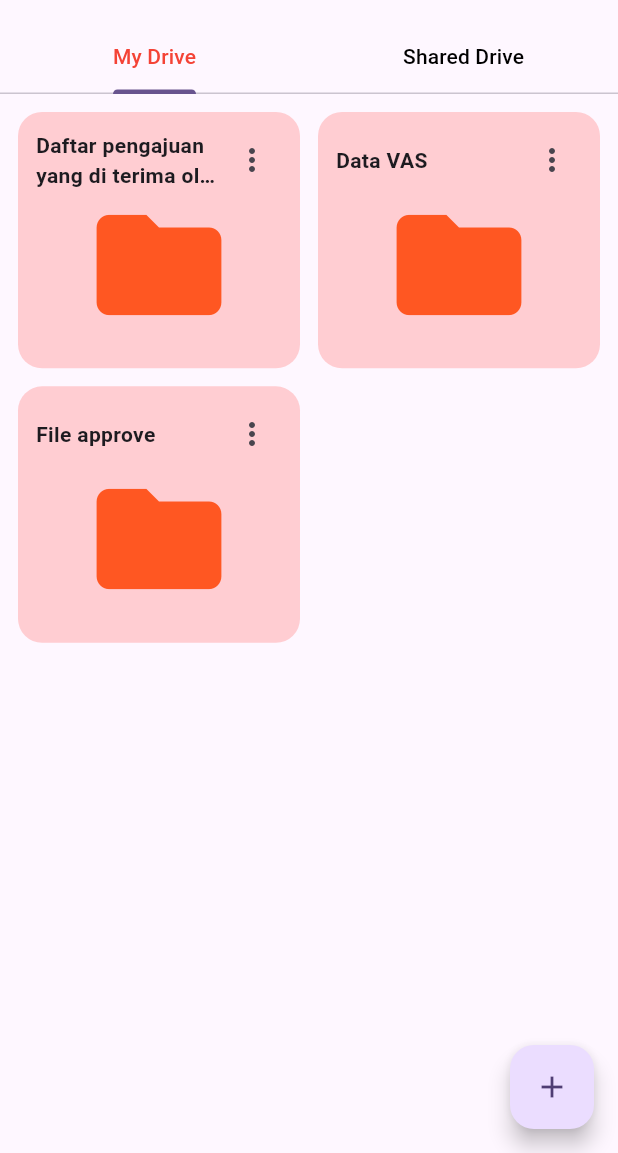
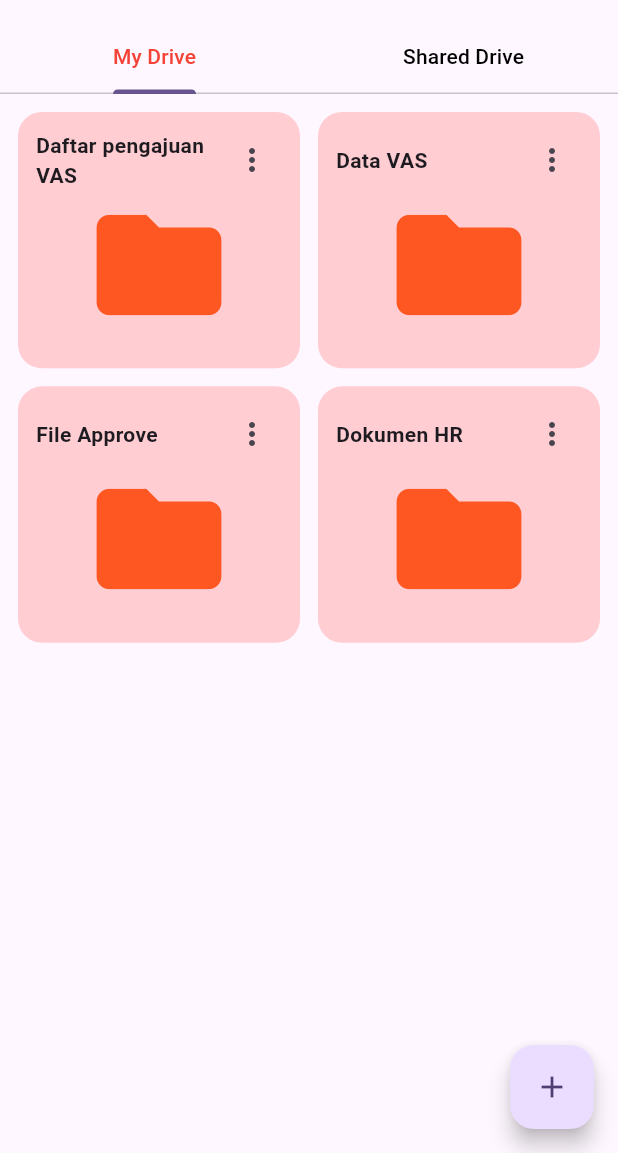
Before and after one commit to davamr2533/magang_vas_mobile, a Flutter app: the DriveHome screen opened directly, on a phone screen of 412 x 824 dp, the part 83-1236 px from its top. Run offline on Flutter 3.47's test engine with Material 3 defaults, Android fonts, the phone set to English and light mode, and no system bars; our stand-ins replace dio, equatable, fl_chart, flutter_bloc, flutter_iconly, flutter_spinkit and 5 more; missing offline and left inert: tbib_splash_screen; accounts and stored records are empty; generated files the repository leaves out were written again.

Commit message:
update struktur folder vas drive

```diff
--- a/lib/screen/drive/drive_home.dart
+++ b/lib/screen/drive/drive_home.dart
@@ -1,15 +1,19 @@
+import 'dart:convert';
+
 import 'package:flutter/material.dart';
 import 'package:flutter_bloc/flutter_bloc.dart';
 import 'package:flutter_iconly/flutter_iconly.dart';
 import 'package:google_fonts/google_fonts.dart';
 import 'package:vas_reporting/base/amikom_color.dart';
 import 'package:vas_reporting/screen/drive/folder_page.dart';
+import 'package:vas_reporting/screen/drive/template/DriveGrid.dart';
 import 'package:vas_reporting/tools/routing.dart';
 
 import '../../data/cubit/get_data/get_data_cubit.dart';
 import '../../data/model/response/get_data_response.dart' as GetDataResponse;
 import '../../tools/popup.dart';
 import '../../utllis/app_shared_prefs.dart';
+import 'folder_model.dart';
 
 class DriveHome extends StatefulWidget {
   const DriveHome({super.key});
@@ -26,10 +30,12 @@ class _DriveHomeState extends State<DriveHome> {
   String? divisi;
   String? jabatan;
   String? token;
+  String query ="";
   bool isLoading = false;
 
   List<GetDataResponse.Data> getData = [];
   List<GetDataResponse.Data> getDeadline = [];
+  List<FolderModel> folders =[];
   GetDataResponse.Data? deadline;
 
   late GetDataCubit getDataCubit;
@@ -38,36 +44,36 @@ class _DriveHomeState extends State<DriveHome> {
   @override
   void initState() {
     super.initState();
-    getDataCubit = context.read<GetDataCubit>();
-    fetchData();
+    fetchDummyData();
   }
 
-  void fetchData() async {
-    token = await SharedPref.getToken();
-    name = await SharedPref.getName();
-    divisi = await SharedPref.getDivisi();
-    jabatan = await SharedPref.getPosition();
+  Future<void> fetchDummyData() async {
 
-    setState(() {});
-  }
+    // Dummy JSON
+    const dummyJson = '''
+    [
+      {"id": 1, "namaFolder": "Daftar pengajuan VAS", "createdAt": "2025-09-01"},
+      {"id": 2, "namaFolder": "Data VAS", "createdAt": "2025-09-10"},
+      {"id": 3, "namaFolder": "File Approve", "createdAt": "2025-09-15"},
+      {"id": 4, "namaFolder": "Dokumen HR", "createdAt": "2025-09-20"}
+    ]
+    ''';
 
-  void _onItemTapped(int index) {
+    final List<dynamic> jsonData = jsonDecode(dummyJson);
+    final fetchedFolders =
+    jsonData.map((e) => FolderModel.fromJson(e)).toList();
+
     setState(() {
-      _selectedIndex = index;
+      folders = fetchedFolders;
+      isLoading = false;
     });
   }
-
-  List<String> folders = [
-    "Daftar pengajuan yang di terima oleh VAS",
-    "Data VAS",
-    "File approve",
-  ];
-  String query = "";
 
   @override
   Widget build(BuildContext context) {
     final filtered = folders
-        .where((f) => f.toLowerCase().contains(query.toLowerCase()))
+        .where((f) =>
+        f.namaFolder.toLowerCase().contains(query.toLowerCase()))
         .toList();
 
     return DefaultTabController(
@@ -223,7 +229,15 @@ class _DriveHomeState extends State<DriveHome> {
             Expanded(
               child: TabBarView(
                 children: [
-                  _buildDrive(context, filtered, false),
+                  DriveGrid(
+                    items: filtered.map((f) => f.namaFolder).toList(),
+                    isList: false,
+                    onFolderTap: (folderName) {
+                      Navigator.of(context).push(
+                        routingPage(FolderPage(folderName: folderName)),
+                      );
+                    },
+                  ),
                   const Center(child: Text("Shared Drive Content")),
                 ],
               ),
@@ -234,7 +248,11 @@ class _DriveHomeState extends State<DriveHome> {
         floatingActionButton: FloatingActionButton(
           onPressed: () {
             setState(() {
-              folders.add("Folder Baru ${folders.length + 1}");
+              folders.add(FolderModel(
+                id: folders.length + 1,
+                namaFolder: "Folder Baru ${folders.length + 1}",
+                createdAt: DateTime.now().toIso8601String(),
+              ));
             });
           },
           child: const Icon(Icons.add),
@@ -242,144 +260,4 @@ class _DriveHomeState extends State<DriveHome> {
       ),
     );
   }
-
-  Widget _buildDrive(BuildContext context, List<String> items, bool isList) {
-    return Padding(
-      padding: const EdgeInsets.all(12),
-      child:
-          //isList
-          //     ? ListView.builder(
-          //         itemCount: items.length,
-          //         itemBuilder: (context, index) =>
-          //             _buildFolderCard(context, items[index], true),
-          //       )
-          //     :
-          GridView.count(
-            crossAxisCount: 2,
-            childAspectRatio: 1.1,
-            mainAxisSpacing: 12,
-            crossAxisSpacing: 12,
-            children: items
-                .map((title) => _buildFolderCard(context, title, true))
-                .toList(),
-          ),
-    );
-  }
-
-  Widget _buildFolderCard(BuildContext context, String title, bool isFolder) {
-    return InkWell(
-      borderRadius: BorderRadius.circular(16),
-      onTap: () {
-        if (isFolder) {
-          Navigator.of(context).pushReplacement(routingPage(FolderPage()));
-        }
-      },
-      child: Container(
-        decoration: BoxDecoration(
-          color: Colors.red[100],
-          borderRadius: BorderRadius.circular(16),
-        ),
-        padding: const EdgeInsets.all(12),
-        child: Column(
-          crossAxisAlignment: CrossAxisAlignment.center,
-          children: [
-            Row(
-              mainAxisAlignment: MainAxisAlignment.spaceBetween,
-              children: [
-                Expanded(
-                  child: Text(
-                    style: const TextStyle(fontWeight: FontWeight.bold),
-                    maxLines: 2,
-                    overflow: TextOverflow.ellipsis,
-                    softWrap: true,
-                    title,
-                  ),
-                ),
-
-                IconButton(
-                  icon: const Icon(Icons.more_vert),
-                  visualDensity: VisualDensity.compact,
-                  onPressed: () {
-                    showModalBottomSheet(
-                      context: context,
-                      shape: const RoundedRectangleBorder(
-                        borderRadius: BorderRadius.vertical(
-                          top: Radius.circular(16),
-                        ),
-                      ),
-                      builder: (_) => Column(
-                        mainAxisSize: MainAxisSize.min,
-                        children: [
-                          Padding(
-                            padding: const EdgeInsets.all(16),
-                            child: Row(
-                              children: [
-                                const Icon(
-                                  Icons.folder,
-                                  color: Colors.deepOrange,
-                                  size: 28,
-                                ),
-                                const SizedBox(width: 12),
-                                Expanded(
-                                  child: Text(
-                                    title,
-                                    style: const TextStyle(
-                                      fontSize: 16,
-                                      fontWeight: FontWeight.bold,
-                                    ),
-                                    overflow: TextOverflow.ellipsis,
-                                  ),
-                                ),
-                              ],
-                            ),
-                          ),
-                          const Divider(height: 1),
-                          ListTile(
-                            leading: const Icon(
-                              Icons.drive_file_rename_outline,
-                              color: Colors.deepOrange,
-                            ),
-                            title: const Text("Ganti nama"),
-                            onTap: () => Navigator.pop(context),
-                          ),
-                          ListTile(
-                            leading: const Icon(
-                              Icons.info_outline,
-                              color: Colors.deepOrange,
-                            ),
-                            title: const Text("Detail informasi"),
-                            onTap: () => Navigator.pop(context),
-                          ),
-                          ListTile(
-                            leading: const Icon(
-                              Icons.star_border,
-                              color: Colors.deepOrange,
-                            ),
-                            title: const Text("Hapus dari berbintang"),
-                            onTap: () => Navigator.pop(context),
-                          ),
-                          ListTile(
-                            leading: const Icon(
-                              Icons.delete_outline,
-                              color: Colors.deepOrange,
-                            ),
-                            title: const Text("Hapus"),
-                            onTap: () => Navigator.pop(context),
-                          ),
-                          const SizedBox(height: 8),
-                        ],
-                      ),
-                    );
-                  },
-                ),
-              ],
-            ),
-            Flexible(
-              child: Icon(Icons.folder, size: 100, color: Colors.deepOrange),
-            ),
-          ],
-        ),
-      ),
-    );
-  }
 }
--- /dev/null
+++ b/lib/screen/drive/folder_model.dart
@@ -0,0 +1,19 @@
+class FolderModel {
+  final int id;
+  final String namaFolder;
+  final String createdAt;
+
+  FolderModel({
+    required this.id,
+    required this.namaFolder,
+    required this.createdAt,
+  });
+
+  factory FolderModel.fromJson(Map<String, dynamic> json) {
+    return FolderModel(
+      id: json['id'],
+      namaFolder: json['namaFolder'],
+      createdAt: json['createdAt'],
+    );
+  }
+}
--- /dev/null
+++ b/lib/screen/drive/template/DriveGrid.dart
@@ -0,0 +1,38 @@
+import 'package:flutter/material.dart';
+
+import 'FolderCard.dart';
+
+class DriveGrid extends StatelessWidget {
+  final List<String> items;
+  final bool isList;
+  final void Function(String)? onFolderTap;
+
+  const DriveGrid({
+    super.key,
+    required this.items,
+    this.isList = false,
+    this.onFolderTap,
+  });
+
+  @override
+  Widget build(BuildContext context) {
+    return Padding(
+      padding: const EdgeInsets.all(12),
+      child: isList
+          ? ListView.builder(
+        itemCount: items.length,
+        itemBuilder: (context, index) =>
+            FolderCard(title: items[index], onTap: onFolderTap),
+      )
+          : GridView.count(
+        crossAxisCount: 2,
+        childAspectRatio: 1.1,
+        mainAxisSpacing: 12,
+        crossAxisSpacing: 12,
+        children: items
+            .map((title) => FolderCard(title: title, onTap: onFolderTap))
+            .toList(),
+      ),
+    );
+  }
+}
--- /dev/null
+++ b/lib/screen/drive/template/FolderCard.dart
@@ -0,0 +1,113 @@
+import 'package:flutter/cupertino.dart';
+import 'package:flutter/material.dart';
+
+class FolderCard extends StatelessWidget {
+  final String title;
+  final void Function(String)? onTap;
+
+  const FolderCard({super.key, required this.title, this.onTap});
+
+  @override
+  Widget build(BuildContext context) {
+    return InkWell(
+      borderRadius: BorderRadius.circular(16),
+      onTap: () => onTap?.call(title),
+      child: Container(
+        decoration: BoxDecoration(
+          color: Colors.red[100],
+          borderRadius: BorderRadius.circular(16),
+        ),
+        padding: const EdgeInsets.all(12),
+        child: Column(
+          crossAxisAlignment: CrossAxisAlignment.center,
+          children: [
+            // header row
+            Row(
+              mainAxisAlignment: MainAxisAlignment.spaceBetween,
+              children: [
+                Expanded(
+                  child: Text(
+                    title,
+                    style: const TextStyle(fontWeight: FontWeight.bold),
+                    maxLines: 2,
+                    overflow: TextOverflow.ellipsis,
+                  ),
+                ),
+                IconButton(
+                  icon: const Icon(Icons.more_vert),
+                  visualDensity: VisualDensity.compact,
+                  onPressed: () {
+                    showModalBottomSheet(
+                      context: context,
+                      shape: const RoundedRectangleBorder(
+                        borderRadius: BorderRadius.vertical(
+                          top: Radius.circular(16),
+                        ),
+                      ),
+                      builder: (_) => _buildBottomSheet(context),
+                    );
+                  },
+                ),
+              ],
+            ),
+
+            // icon folder
+            const Flexible(
+              child: Icon(Icons.folder, size: 100, color: Colors.deepOrange),
+            ),
+          ],
+        ),
+      ),
+    );
+  }
+
+  Widget _buildBottomSheet(BuildContext context) {
+    return Column(
+      mainAxisSize: MainAxisSize.min,
+      children: [
+        Padding(
+          padding: const EdgeInsets.all(16),
+          child: Row(
+            children: [
+              const Icon(Icons.folder, color: Colors.deepOrange, size: 28),
+              const SizedBox(width: 12),
+              Expanded(
+                child: Text(
+                  title,
+                  style: const TextStyle(
+                    fontSize: 16,
+                    fontWeight: FontWeight.bold,
+                  ),
+                  overflow: TextOverflow.ellipsis,
+                ),
+              ),
+            ],
+          ),
+        ),
+        const Divider(height: 1),
+        ListTile(
+          leading: const Icon(Icons.drive_file_rename_outline,
+              color: Colors.deepOrange),
+          title: const Text("Ganti nama"),
+          onTap: () => Navigator.pop(context),
+        ),
+        ListTile(
+          leading: const Icon(Icons.info_outline, color: Colors.deepOrange),
+          title: const Text("Detail informasi"),
+          onTap: () => Navigator.pop(context),
+        ),
+        ListTile(
+          leading: const Icon(Icons.star_border, color: Colors.deepOrange),
+          title: const Text("Hapus dari berbintang"),
+          onTap: () => Navigator.pop(context),
+        ),
+        ListTile(
+          leading: const Icon(Icons.delete_outline, color: Colors.deepOrange),
+          title: const Text("Hapus"),
+          onTap: () => Navigator.pop(context),
+        ),
+        const SizedBox(height: 8),
+      ],
+    );
+  }
+}
```
Also changed, not shown: lib/screen/drive/folder_page.dart (+16 -10 lines).
